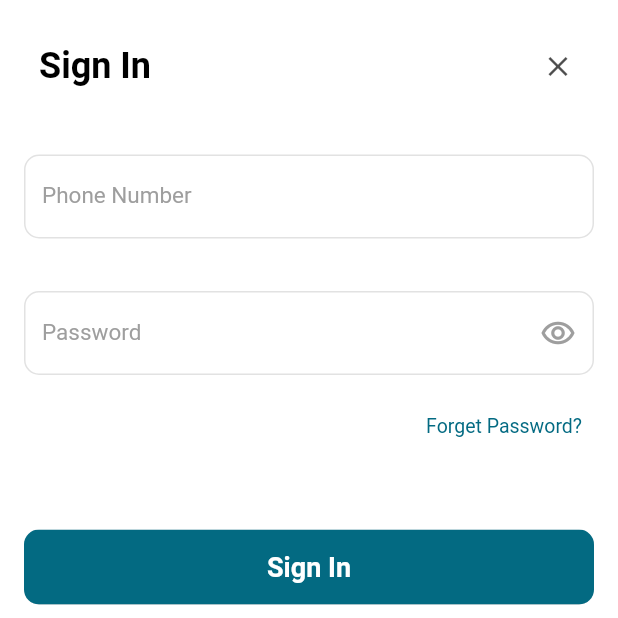
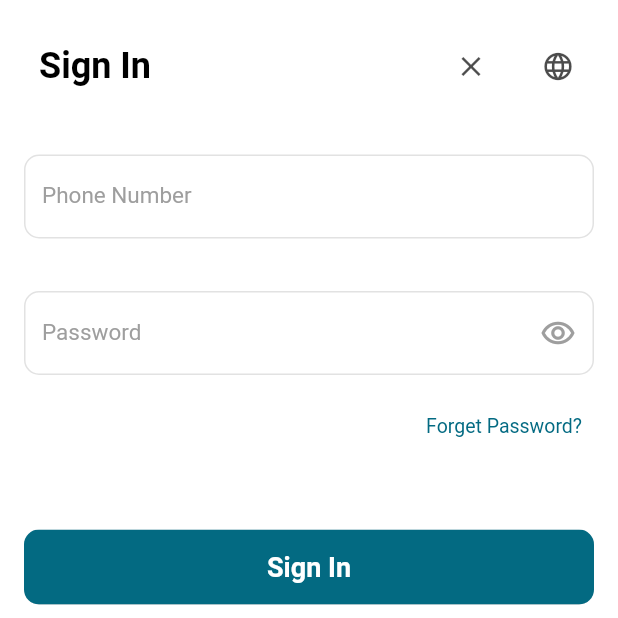
Before and after one commit to fadyZaherEng/GssApp, a Flutter app: the screen it shows after launch, on a phone screen of 412 x 824 dp, the top half of it. Run offline on Flutter 3.47's test engine with Material 2 defaults, Android fonts, the phone set to English and light mode, and no system bars; our stand-ins replace dartz, dio, easy_localization, email_validator, firebase_core, firebase_messaging and 14 more; accounts and stored records are empty; generated files the repository leaves out were written again.

Commit message:
upload finish

```diff
--- /dev/null
+++ b/assets/translations/ar-SA.json
@@ -0,0 +1,3 @@
+{
+  "Sign In":"تسجيل الدخول"
+}
--- /dev/null
+++ b/assets/translations/en-US.json
@@ -0,0 +1,3 @@
+{
+  "Sign In": "Sign In"
+}
--- a/lib/app/app.dart
+++ b/lib/app/app.dart
@@ -1,5 +1,7 @@
+import 'package:easy_localization/easy_localization.dart';
 import 'package:flutter/material.dart';
 import 'package:flutter_bloc/flutter_bloc.dart';
+import 'package:flutter_phoenix/flutter_phoenix.dart';
 import 'package:gss/presentation/blocs/home/home_bloc.dart';
 import 'package:gss/presentation/blocs/home/home_state.dart';
 import 'package:gss/presentation/blocs/sign_in/sign_in_bloc.dart';
@@ -25,13 +27,18 @@ class _MyAppState extends State<MyApp> {
       child: BlocConsumer<HomeBloc,AbstractionHomeState>(
         listener: (context,state){},
         builder: (context,state){
-          return  Sizer(builder: (ctx, orentation, deviceType) {
-            return MaterialApp(
-              home:  const SignInScreen(),
-              debugShowCheckedModeBanner: false,
-              theme: lightTheme(),
-            );
-          });
+          return  Phoenix(
+            child: Sizer(builder: (ctx, orentation, deviceType) {
+              return MaterialApp(
+                localizationsDelegates: context.localizationDelegates,
+                supportedLocales: context.supportedLocales,
+                locale: context.locale,
+                home:  const SignInScreen(),
+                debugShowCheckedModeBanner: false,
+                theme: lightTheme(),
+              );
+            }),
+          );
         },
       ),
     );
--- /dev/null
+++ b/lib/data/network/cashe_helper.dart
@@ -0,0 +1,32 @@
+import 'package:shared_preferences/shared_preferences.dart';
+
+class SharedHelper{
+  static late SharedPreferences sharedPreferences;
+  static init()async{
+    sharedPreferences=await SharedPreferences.getInstance();
+  }
+  static Future<bool> save({
+    required dynamic value,
+    required String key,
+  }){
+    if(value is bool) return sharedPreferences.setBool(key, value);
+    if(value is String) return sharedPreferences.setString(key, value);
+    if(value is int) {
+      return sharedPreferences.setInt(key, value);
+    } else {
+      return sharedPreferences.setDouble(key, value);
+
+    }
+  }
+  static dynamic get({
+    required String key,
+  }){
+    return sharedPreferences.get(key) ;
+  }
+
+  static Future<bool> remove({
+    required String key,
+  }){
+    return sharedPreferences.remove(key);
+  }
+}
--- a/lib/presentation/blocs/sign_in/sign_in_event.dart
+++ b/lib/presentation/blocs/sign_in/sign_in_event.dart
@@ -49,3 +49,8 @@ class SignInValidatePhoneNumberEvent extends AbstractSignInEvent {
 
   SignInValidatePhoneNumberEvent({required this.validatePhoneNumber});
 }
+class SignInChangeLangEvent extends AbstractSignInEvent {
+  BuildContext context;
+
+  SignInChangeLangEvent({required this.context});
+}
--- a/lib/presentation/blocs/sign_in/sign_in_state.dart
+++ b/lib/presentation/blocs/sign_in/sign_in_state.dart
@@ -6,7 +6,7 @@ abstract class AbstractionSignInState {}
 class SignInSubmittedPhoneNumberState extends AbstractionSignInState {}
 
 class SignInPressedClosedState extends AbstractionSignInState {}
-
+class SignInChangeLangState extends AbstractionSignInState {}
 class SignInPressedForgetPasswordState extends AbstractionSignInState {
   String signInPassword;
 
--- a/lib/presentation/screens/sign_in/sign_in_screen.dart
+++ b/lib/presentation/screens/sign_in/sign_in_screen.dart
@@ -98,6 +98,9 @@ class _SignInScreenState extends State<SignInScreen> {
                   ),
                 );
               },
+              onPressedChangeLanguage: (){
+                _bloc.add(SignInChangeLangEvent(context: context));
+              },
             ),
           ),
         );
--- a/lib/presentation/screens/sign_in/widgets/sign_in_body_widget.dart
+++ b/lib/presentation/screens/sign_in/widgets/sign_in_body_widget.dart
@@ -1,15 +1,16 @@
-// ignore_for_file: prefer_typing_uninitialized_variables
+// ignore_for_file: prefer_typing_uninitialized_variables, must_be_immutable
 
 import 'package:flutter/material.dart';
 import 'package:gss/presentation/screens/sign_in/widgets/sign_in_background_widget.dart';
 import 'package:gss/presentation/widgets/custom_text_field_widget.dart';
 import 'package:gss/presentation/widgets/password_text_field_widget.dart';
-
+import 'package:easy_localization/easy_localization.dart';
 class SignInBodyWidget extends StatefulWidget {
   final GlobalKey<FormState> formKey;
   void Function(String value) onChangePhoneNumber;
   void Function(String value) onSubmittedPhoneNumber;
   void Function() onPressedClosed;
+  void Function() onPressedChangeLanguage;
   void Function() navigateToHomeScreen;
   void Function() navigateToSignUpScreen;
   void Function(String value) onChangePassword;
@@ -33,6 +34,7 @@ class SignInBodyWidget extends StatefulWidget {
     required this.passwordController,
     required this.phoneController,
     required this.onSubmittedPhoneNumber,
+    required this.onPressedChangeLanguage,
   });
 
   @override
@@ -56,13 +58,13 @@ class _SignInBodyWidgetState extends State<SignInBodyWidget> {
                 ),
                 Row(
                   children: [
-                    const Padding(
-                      padding: EdgeInsets.all(10.0),
+                     Padding(
+                      padding: const EdgeInsets.all(10.0),
                       child: Align(
                         alignment: AlignmentDirectional.topStart,
                         child: Text(
-                          "Sign In",
-                          style: TextStyle(
+                          "Sign In".tr(),
+                          style: const TextStyle(
                               fontWeight: FontWeight.bold,
                               fontSize: 24,
                               color: Colors.black),
@@ -74,6 +76,15 @@ class _SignInBodyWidgetState extends State<SignInBodyWidget> {
                       onPressed: widget.onPressedClosed,
                       icon: Icon(
                         Icons.close_sharp,
+                        size: 22,
+                        color: Colors.black.withOpacity(0.7),
+                      ),
+                    ),
+                    const SizedBox(width: 10,),
+                    IconButton(
+                      onPressed: widget.onPressedChangeLanguage,
+                      icon: Icon(
+                        Icons.language,
                         size: 22,
                         color: Colors.black.withOpacity(0.7),
                       ),
--- a/pubspec.yaml
+++ b/pubspec.yaml
@@ -34,6 +34,10 @@ dependencies:
   firebase_core:
   firebase_messaging:
   flutter_local_notifications:
+  flutter_phoenix:
+  shared_preferences:
+  easy_localization:
+
 dev_dependencies:
   flutter_test:
     sdk: flutter
@@ -47,3 +51,4 @@ flutter:
   assets:
      - assets/svg/
      - assets/png/
+     - assets/translations/
```
Also changed, not shown: lib/domain/models/local_notification.dart (+30 -3 lines), lib/main.dart (+15 -5 lines), lib/presentation/blocs/sign_in/sign_in_bloc.dart (+50 -26 lines), pubspec.lock, 3 other files.
